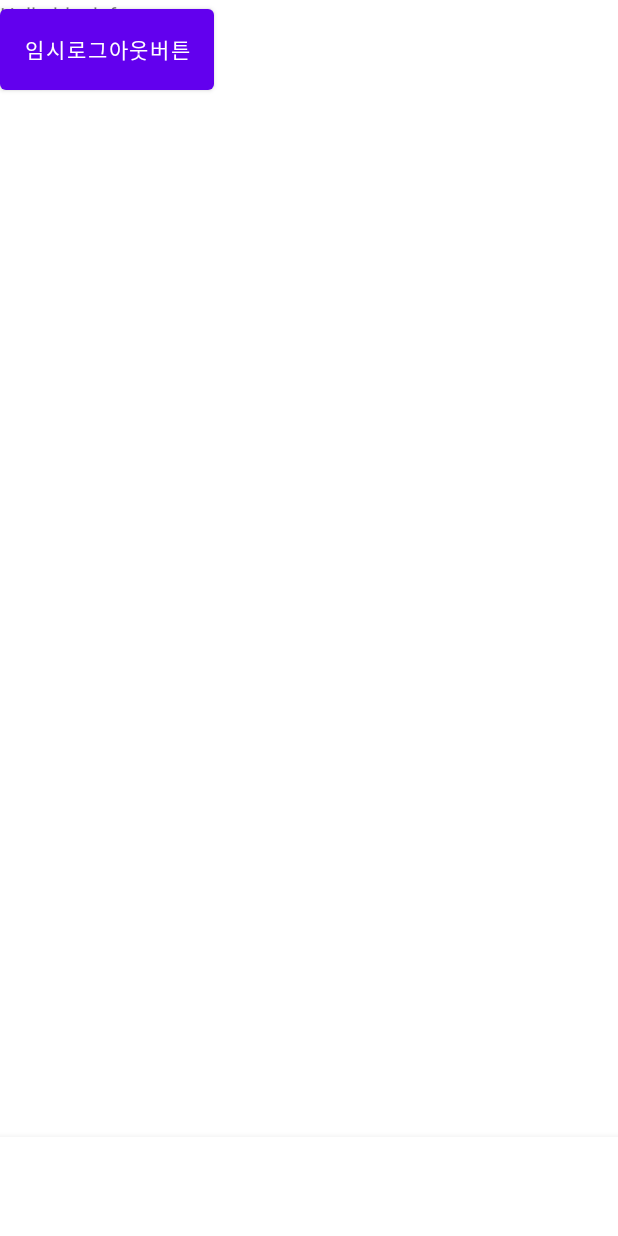
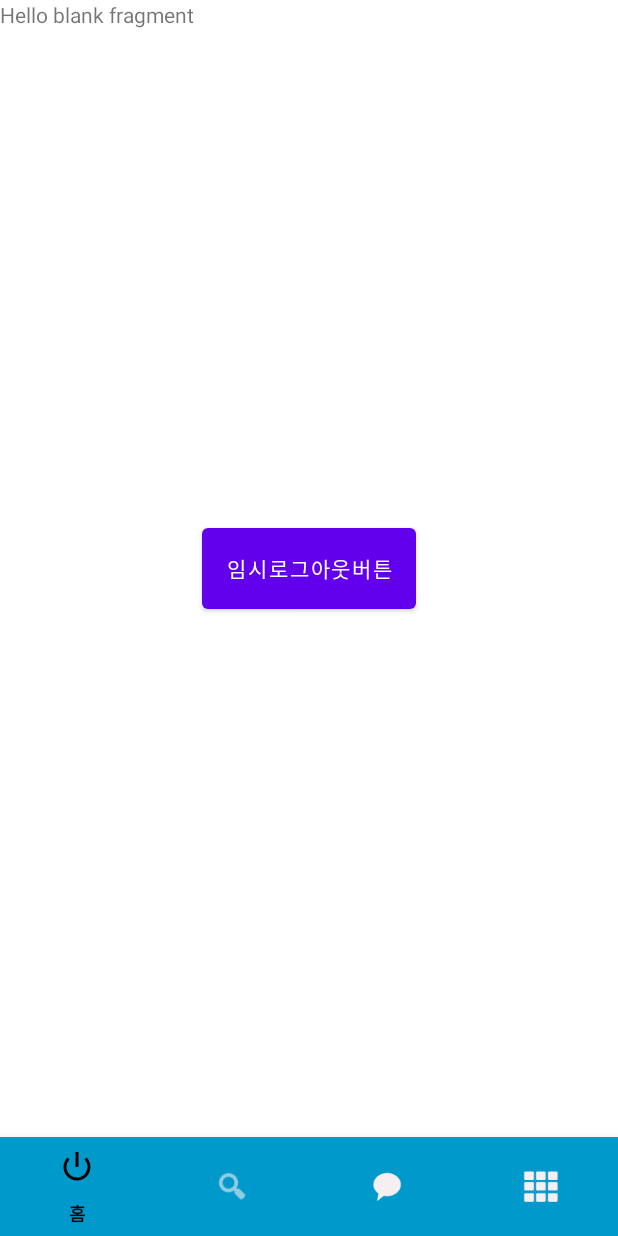
Before and after one commit to jeonggoun/Match_APP, an Android app: the screen it shows after launch once a user with an empty profile is signed in (MainActivity), on a phone screen of 412 x 824 dp. Run offline under Robolectric (Android 15) with nearby library versions, the light colour scheme and no system bars; our stand-ins replace Firebase (no records; nobody signed in at launch, a user with empty details on screens opened directly).

Commit message:
chatlostfragment 수정

```diff
--- a/app/src/main/java/com/example/match_app/MainActivity.java
+++ b/app/src/main/java/com/example/match_app/MainActivity.java
@@ -18,7 +18,6 @@ import com.example.match_app.fragment.SearchFragment;
 import com.google.android.material.bottomnavigation.BottomNavigationView;
 import com.google.firebase.auth.FirebaseAuth;
 import com.google.firebase.auth.FirebaseUser;
-
 public class MainActivity extends AppCompatActivity {
 
     private static final String TAG = "IntroActivity MAIN : ";
--- a/app/src/main/java/com/example/match_app/dto/MemberDTO.java
+++ b/app/src/main/java/com/example/match_app/dto/MemberDTO.java
@@ -11,6 +11,10 @@ public class MemberDTO {
 
 
     public MemberDTO() {
+    }
+
+    public MemberDTO( String emailId) {
+        this.emailId = emailId;
     }
 
     public String getIdToken() {
--- a/app/src/main/res/layout/activity_main.xml
+++ b/app/src/main/res/layout/activity_main.xml
@@ -1,17 +1,18 @@
 <?xml version="1.0" encoding="utf-8"?>
 <LinearLayout xmlns:android="http://schemas.android.com/apk/res/android"
+    xmlns:app="http://schemas.android.com/apk/res-auto"
+    xmlns:tools="http://schemas.android.com/tools"
     android:layout_width="match_parent"
     android:layout_height="match_parent"
-    xmlns:app="http://schemas.android.com/apk/res-auto"
+
     android:orientation="vertical"
-    android:weightSum="100">
+    >
 
-    <FrameLayout
+    <androidx.constraintlayout.widget.ConstraintLayout
         android:id="@+id/contain"
         android:layout_width="match_parent"
         android:layout_height="0dp"
-        android:layout_weight="92"
-        app:layout_behavior="com.google.android.material.appbar.AppBarLayout$ScrollingViewBehavior">
+        android:layout_weight="92">
 
         <Button
             android:id="@+id/button"
@@ -22,7 +23,7 @@
             app:layout_constraintEnd_toEndOf="parent"
             app:layout_constraintStart_toStartOf="parent"
             app:layout_constraintTop_toTopOf="parent" />
-    </FrameLayout>
+    </androidx.constraintlayout.widget.ConstraintLayout>
 
     <com.google.android.material.bottomnavigation.BottomNavigationView
         android:id="@+id/bottom_navi"
@@ -30,10 +31,9 @@
         android:layout_height="0dp"
         android:layout_weight="8"
         app:itemBackground="@android:color/holo_blue_dark"
-        >
-<!--        app:itemIconTint="@drawable/item_color"-->
-<!--        app:itemTextColor="@drawable/item_color"-->
-<!--        app:menu="@menu/menu_bottom">-->
+        app:itemIconTint="@drawable/item_color"
+        app:itemTextColor="@drawable/item_color"
+        app:menu="@menu/menu_bottom">
 
     </com.google.android.material.bottomnavigation.BottomNavigationView>
 </LinearLayout>
```
Also changed, not shown: app/src/main/java/com/example/match_app/fragment/ChatListFragment.java (+6 -3 lines), app/src/main/res/layout/fragment_chat.xml (+23 -8 lines).
